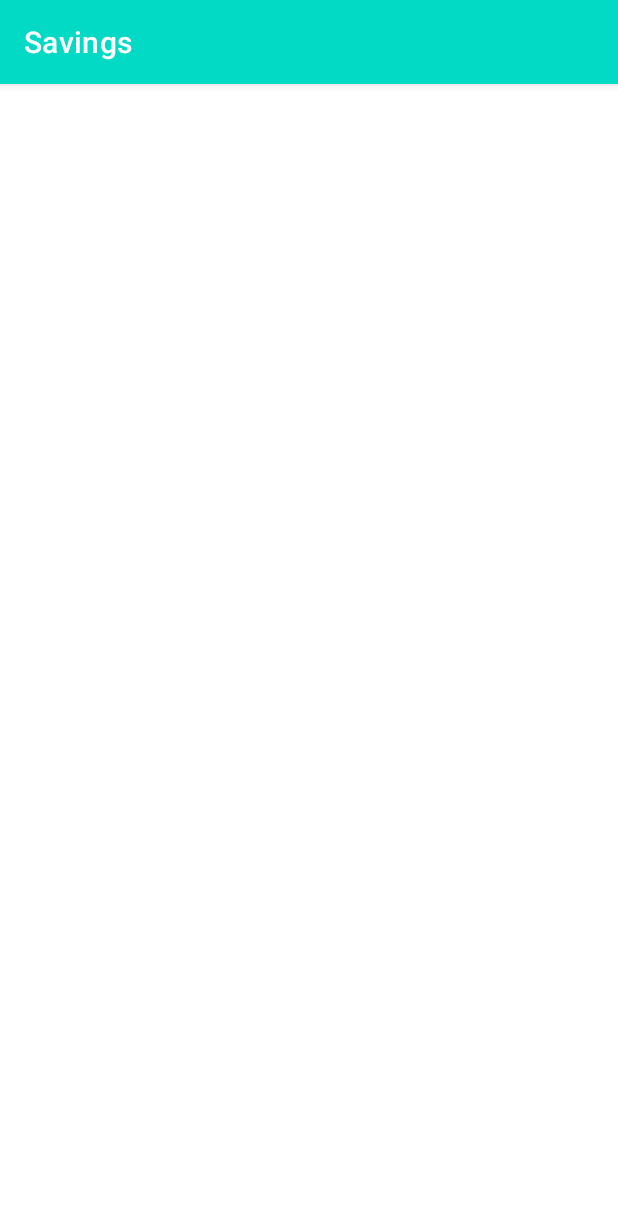
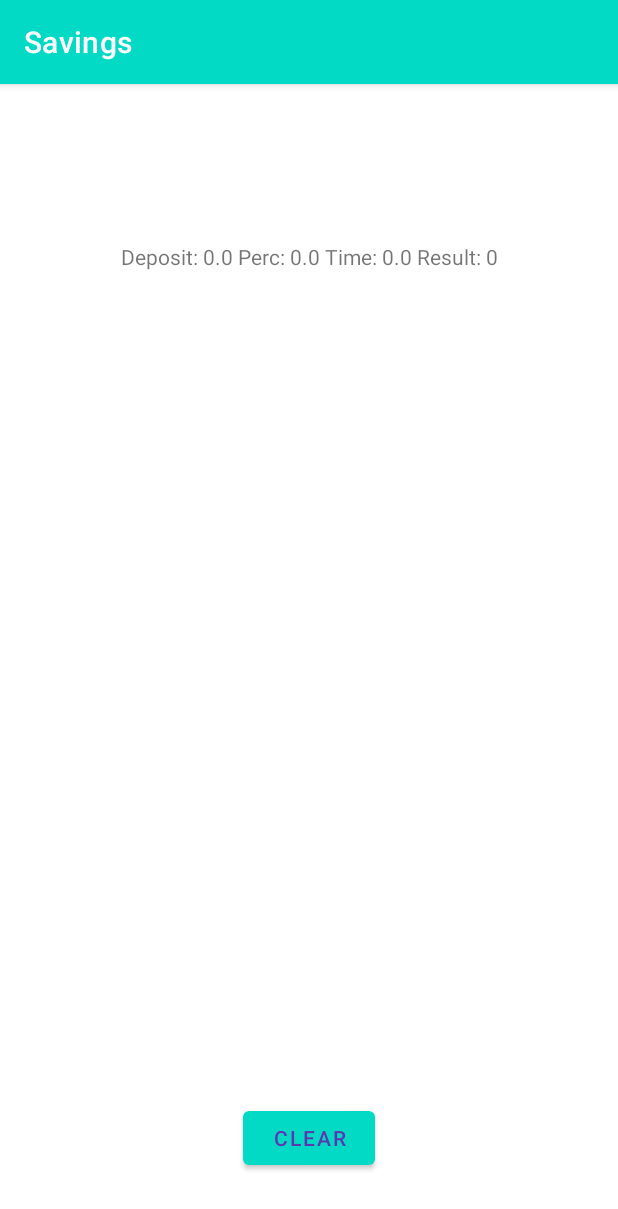
Before and after one commit to frackledust/tamz_android, an Android app: the screen it shows after launch (HistoryActivity), in the options menu, after a tap on "History", on a phone screen of 412 x 824 dp. Shown: the top 1209 px of the screen. Run offline under Robolectric (Android 15) with nearby library versions, the phone set to English and light mode, and no system bars; libraries missing offline, so code that uses them is left out: com.github.mikephil.charting; 18 statements that could not run were skipped.

Commit message:
add history

```diff
--- a/Savings/app/src/main/java/com/example/savings/HistoryActivity.java
+++ b/Savings/app/src/main/java/com/example/savings/HistoryActivity.java
@@ -2,13 +2,32 @@ package com.example.savings;
 
 import androidx.appcompat.app.AppCompatActivity;
 
+import android.annotation.SuppressLint;
+import android.content.Context;
+import android.content.SharedPreferences;
 import android.os.Bundle;
+import android.view.View;
+import android.widget.TextView;
 
 public class HistoryActivity extends AppCompatActivity {
 
+    SharedPreferences pref;
+    TextView history;
+
+    @SuppressLint("MissingInflatedId")
     @Override
     protected void onCreate(Bundle savedInstanceState) {
         super.onCreate(savedInstanceState);
         setContentView(R.layout.activity_history);
+
+        pref = this.getSharedPreferences("DATA", Context.MODE_PRIVATE);
+        history = findViewById(R.id.historyText);
+
+        history.setText(pref.getString("K_history", ""));
+    }
+
+    public void clearHistory(View view) {
+        pref.edit().clear().apply();
+        history.setText(pref.getString("K_history", ""));
     }
 }
--- a/Savings/app/src/main/java/com/example/savings/MainActivity.java
+++ b/Savings/app/src/main/java/com/example/savings/MainActivity.java
@@ -3,7 +3,9 @@ package com.example.savings;
 import androidx.appcompat.app.AppCompatActivity;
 
 import android.annotation.SuppressLint;
+import android.content.Context;
 import android.content.Intent;
+import android.content.SharedPreferences;
 import android.graphics.Color;
 import android.os.Bundle;
 import android.view.Menu;
@@ -36,6 +38,10 @@ public class MainActivity extends AppCompatActivity {
     Intent history_intent;
     Intent settings_intent;
 
+    int[] colors = ColorTemplate.LIBERTY_COLORS;
+
+    SharedPreferences pref;
+
     @Override
     protected void onCreate(Bundle savedInstanceState) {
         super.onCreate(savedInstanceState);
@@ -51,7 +57,32 @@ public class MainActivity extends AppCompatActivity {
         about_intent = new Intent(this, AboutActivity.class);
         history_intent = new Intent(this, HistoryActivity.class);
         settings_intent = new Intent(this, SettingsActivity.class);
+
+        pref = this.getSharedPreferences("DATA", Context.MODE_PRIVATE);
     }
+
+    @Override
+    public void onResume() {
+        super.onResume();
+
+        money.setText(pref.getString("K_money", ""));
+        percentage.setText(pref.getString("K_perc", ""));
+        time.setText(pref.getString("K_time", ""));
+    }
+
+//    @Override
+//    protected void onActivityResult(int requestCode, int resultCode, Intent data) {
+//        super.onActivityResult(requestCode, resultCode, data);
+//
+//        int SECOND_ACTIVITY_REQUEST_CODE = 1;
+//        if (requestCode == SECOND_ACTIVITY_REQUEST_CODE) {
+//            if(resultCode == RESULT_OK){
+//                String result=data.getStringExtra("result");
+//
+//                Toast.makeText(this, result, Toast.LENGTH_SHORT).show();
+//            }
+//        }
+//    }
 
     @Override
     public boolean onCreateOptionsMenu(Menu menu) {
@@ -72,9 +103,11 @@ public class MainActivity extends AppCompatActivity {
             case R.id.history:
                 Toast.makeText(this, "History", Toast.LENGTH_SHORT).show();
                 startActivity(history_intent);
+                return true;
             case R.id.settings:
                 Toast.makeText(this, "Settings", Toast.LENGTH_SHORT).show();
                 startActivity(settings_intent);
+                return true;
             default:
                 return super.onOptionsItemSelected(item);
         }
@@ -83,13 +116,10 @@ public class MainActivity extends AppCompatActivity {
     @SuppressLint("SetTextI18n")
     public void calculate(View view) {
 
-        pie.setDrawHoleEnabled(false);
-        pie.setUsePercentValues(true);
-        pie.setEntryLabelColor(Color.BLACK);
-        pie.getDescription().setEnabled(false);
-        pie.getLegend().setEnabled(false);
-        pie.setEntryLabelTextSize(15f);
-        ArrayList<PieEntry> entries = new ArrayList<>();
+        pref.edit().putString("K_money", money.getText().toString()).apply();
+        pref.edit().putString("K_perc", percentage.getText().toString()).apply();
+        pref.edit().putString("K_time", time.getText().toString()).apply();
+
 
         double money_num = Double.parseDouble("0" + money.getText().toString());
         double percentage_num = Double.parseDouble("0" + percentage.getText().toString());
@@ -99,9 +129,32 @@ public class MainActivity extends AppCompatActivity {
         long earn_num = Math.round(result_num - money_num);
         result.setText("You get " + result_num + " and earn " + earn_num);
 
+        String history_text = pref.getString("K_history", "");
+        history_text +=
+                "Deposit: " + money_num +
+                " Perc: " + percentage_num +
+                " Time: " + time_num +
+                " Result: " + result_num + "\n";
+        pref.edit().putString("K_history", history_text).apply();
+
+        createPieChart(earn_num, Math.round(money_num));
+
+    }
+
+    private void createPieChart(long earn_num, long money_num){
+        pie.setDrawHoleEnabled(false);
+        pie.setUsePercentValues(true);
+        pie.setEntryLabelColor(Color.BLACK);
+        pie.getDescription().setEnabled(false);
+        pie.getLegend().setEnabled(false);
+        pie.setEntryLabelTextSize(15f);
+        ArrayList<PieEntry> entries = new ArrayList<>();
+
         entries.add(new PieEntry(earn_num, "New Money"));
-        entries.add(new PieEntry(Math.round(money_num), "Old Money"));
+        entries.add(new PieEntry(money_num, "Old Money"));
+
         PieDataSet dataSet = new PieDataSet(entries, "");
+
         PieData data = new PieData(dataSet);
 
         dataSet.setColors(ColorTemplate.LIBERTY_COLORS);
--- a/Savings/app/src/main/res/layout/activity_history.xml
+++ b/Savings/app/src/main/res/layout/activity_history.xml
@@ -6,4 +6,26 @@
     android:layout_height="match_parent"
     tools:context=".HistoryActivity">
 
+    <TextView
+        android:id="@+id/historyText"
+        android:layout_width="wrap_content"
+        android:layout_height="wrap_content"
+        android:layout_marginTop="105dp"
+        android:text="@string/historyText"
+        app:layout_constraintEnd_toEndOf="parent"
+        app:layout_constraintStart_toStartOf="parent"
+        app:layout_constraintTop_toTopOf="parent" />
+
+    <Button
+        android:id="@+id/buttonClear"
+        android:layout_width="wrap_content"
+        android:layout_height="wrap_content"
+        android:layout_marginBottom="41dp"
+        android:text="@string/clear"
+        android:textColor="#5E35B1"
+        android:onClick="clearHistory"
+        app:layout_constraintBottom_toBottomOf="parent"
+        app:layout_constraintEnd_toEndOf="parent"
+        app:layout_constraintStart_toStartOf="parent"
+        tools:ignore="UsingOnClickInXml" />
 </androidx.constraintlayout.widget.ConstraintLayout>
--- a/Savings/app/src/main/res/values/strings.xml
+++ b/Savings/app/src/main/res/values/strings.xml
@@ -9,4 +9,7 @@
         Login: SMO0117\n
         Version: 1.1\n
     </string>
+    <string name="historyText">History:</string>
+    <string name="settingsText">Settings</string>
+    <string name="clear">Clear</string>
 </resources>
```
Also changed, not shown: Savings/app/src/main/res/layout/activity_settings.xml (+9 -0 lines).
